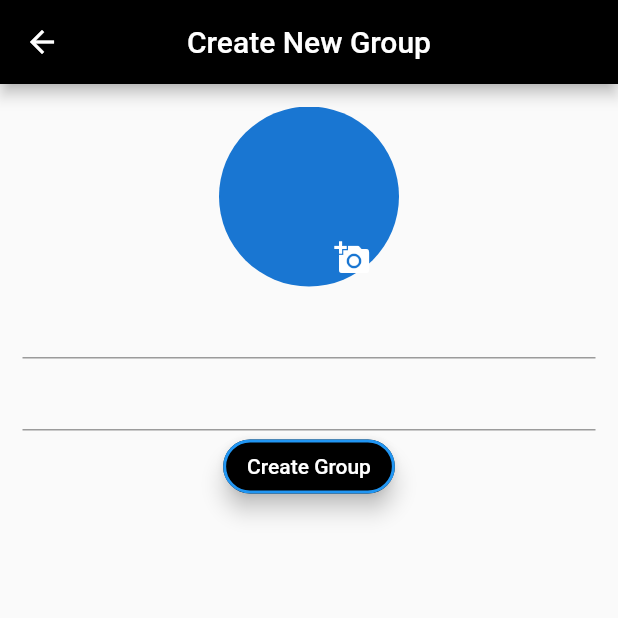
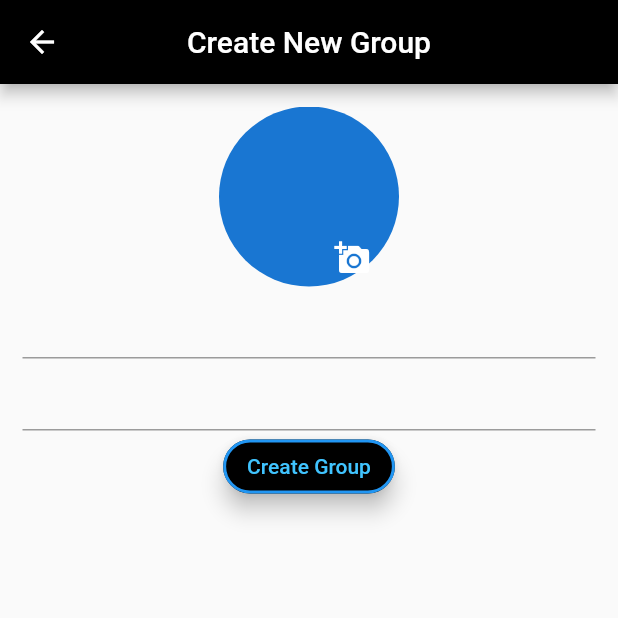
Before and after one commit to danieltefera08/porter, a Flutter app: the Creation screen opened directly, on a phone screen of 412 x 824 dp, the top half of it. Run offline on Flutter 3.47's test engine with Material 2 defaults, Android fonts, the phone set to English and light mode, and no system bars; our stand-ins replace cloud_firestore, firebase_auth, firebase_core, firebase_dynamic_links, firebase_storage, flutter_spinkit and 5 more; accounts and stored records are empty.

Commit message:
update Create_groupPage.dart

```diff
--- a/lib/Screens/Home/Mobilepages/Create_groupPage.dart
+++ b/lib/Screens/Home/Mobilepages/Create_groupPage.dart
@@ -128,7 +128,12 @@ class _CreationState extends State<Creation> {
                 ),
                 Center(
                   child: ElevatedButton(
-                    child: Text("Create Group",),
+                    child: const Text(
+                      "Create Group",
+                      style: TextStyle(
+                        color: Colors.lightBlueAccent,
+                      )
+                      ),
                     onPressed: (){},
                     style: ElevatedButton.styleFrom(
                                 elevation: 6.0,
```
